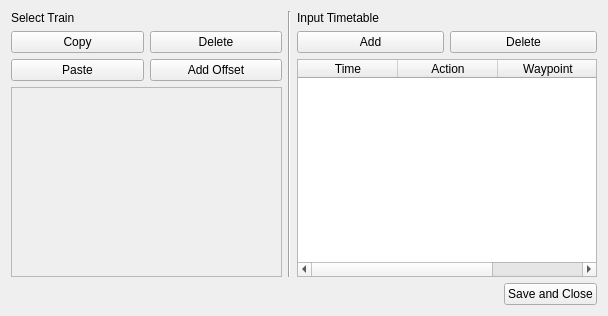
Above: SignallingSimulator/timetableEditor.ui from Apeami/SignallingSimulator before the change. Below: the same form after it.
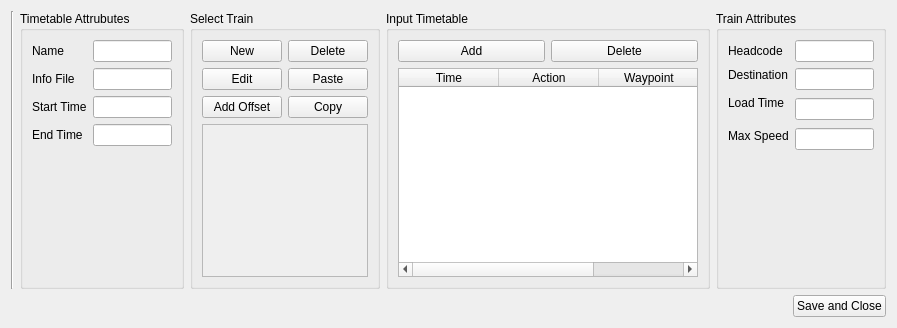
That is the form after the change.

Commit message: Progress on timetable and map editor

Diff of the .ui file:
```diff
--- a/SignallingSimulator/timetableEditor.ui
+++ b/SignallingSimulator/timetableEditor.ui
@@ -6,8 +6,8 @@
    <rect>
     <x>0</x>
     <y>0</y>
-    <width>608</width>
-    <height>316</height>
+    <width>897</width>
+    <height>328</height>
    </rect>
   </property>
   <property name="windowTitle">
@@ -17,20 +17,86 @@
    <item>
     <layout class="QHBoxLayout" name="horizontalLayout_3">
      <item>
-      <layout class="QVBoxLayout" name="verticalLayout_2">
+      <widget class="Line" name="line">
+       <property name="orientation">
+        <enum>Qt::Vertical</enum>
+       </property>
+      </widget>
+     </item>
        <item>
+      <widget class="QGroupBox" name="groupBox_3">
+       <property name="title">
+        <string>Timetable Attrubutes</string>
+       </property>
+       <layout class="QGridLayout" name="gridLayout_2">
+        <item row="2" column="2">
+         <widget class="QLineEdit" name="lineEdit_3"/>
+        </item>
+        <item row="0" column="2">
+         <widget class="QLineEdit" name="lineEdit"/>
+        </item>
+        <item row="0" column="0">
         <widget class="QLabel" name="label">
          <property name="text">
+           <string>Name</string>
+          </property>
+         </widget>
+        </item>
+        <item row="1" column="2">
+         <widget class="QLineEdit" name="lineEdit_2"/>
+        </item>
+        <item row="3" column="2">
+         <widget class="QLineEdit" name="lineEdit_4"/>
+        </item>
+        <item row="3" column="0">
+         <widget class="QLabel" name="label_4">
+          <property name="text">
+           <string>End Time</string>
+          </property>
+         </widget>
+        </item>
+        <item row="1" column="0">
+         <widget class="QLabel" name="label_2">
+          <property name="text">
+           <string>Info File</string>
+          </property>
+         </widget>
+        </item>
+        <item row="2" column="0">
+         <widget class="QLabel" name="label_3">
+          <property name="text">
+           <string>Start Time</string>
+          </property>
+         </widget>
+        </item>
+        <item row="4" column="0">
+         <spacer name="verticalSpacer">
+          <property name="orientation">
+           <enum>Qt::Vertical</enum>
+          </property>
+          <property name="sizeHint" stdset="0">
+           <size>
+            <width>20</width>
+            <height>40</height>
+           </size>
+          </property>
+         </spacer>
+        </item>
+       </layout>
+      </widget>
+     </item>
+     <item>
+      <widget class="QGroupBox" name="groupBox">
+       <property name="title">
           <string>Select Train</string>
          </property>
-        </widget>
-       </item>
+       <layout class="QVBoxLayout" name="verticalLayout_2">
        <item>
         <layout class="QGridLayout" name="gridLayout">
          <item row="0" column="0">
-          <widget class="QPushButton" name="CopyTrainButton">
+           <widget class="QPushButton" name="NewTrainButton">
            <property name="text">
-            <string>Copy</string>
+             <string>New</string>
            </property>
           </widget>
          </item>
@@ -42,23 +108,43 @@
           </widget>
          </item>
          <item row="1" column="2">
-          <widget class="QPushButton" name="AddOffsetButton">
-           <property name="text">
-            <string>Add Offset</string>
-           </property>
-          </widget>
-         </item>
-         <item row="1" column="0">
           <widget class="QPushButton" name="PasteTrainButton">
            <property name="text">
             <string>Paste</string>
            </property>
           </widget>
          </item>
+          <item row="2" column="0">
+           <widget class="QPushButton" name="AddOffsetButton">
+            <property name="text">
+             <string>Add Offset</string>
+            </property>
+           </widget>
+          </item>
+          <item row="2" column="2">
+           <widget class="QPushButton" name="CopyTrainButton">
+            <property name="text">
+             <string>Copy</string>
+            </property>
+           </widget>
+          </item>
+          <item row="1" column="0">
+           <widget class="QPushButton" name="EditTrainButton">
+            <property name="text">
+             <string>Edit</string>
+            </property>
+           </widget>
+          </item>
         </layout>
        </item>
        <item>
         <widget class="QScrollArea" name="TrainScrollArea">
+          <property name="sizePolicy">
+           <sizepolicy hsizetype="Preferred" vsizetype="Expanding">
+            <horstretch>0</horstretch>
+            <verstretch>0</verstretch>
+           </sizepolicy>
+          </property>
          <property name="widgetResizable">
           <bool>true</bool>
          </property>
@@ -67,32 +153,23 @@
            <rect>
             <x>0</x>
             <y>0</y>
-            <width>267</width>
-            <height>164</height>
-           </rect>
-          </property>
-          <layout class="QVBoxLayout" name="verticalLayout_4"/>
+             <width>177</width>
+             <height>130</height>
+            </rect>
+           </property>
+           <layout class="QVBoxLayout" name="ScrollAreaLayout"/>
          </widget>
         </widget>
        </item>
       </layout>
-     </item>
-     <item>
-      <widget class="Line" name="line">
-       <property name="orientation">
-        <enum>Qt::Vertical</enum>
-       </property>
       </widget>
      </item>
      <item>
-      <layout class="QVBoxLayout" name="verticalLayout">
-       <item>
-        <widget class="QLabel" name="label_2">
-         <property name="text">
+      <widget class="QGroupBox" name="groupBox_2">
+       <property name="title">
           <string>Input Timetable</string>
          </property>
-        </widget>
-       </item>
+       <layout class="QVBoxLayout" name="verticalLayout_4">
        <item>
         <layout class="QHBoxLayout" name="horizontalLayout_2">
          <item>
@@ -137,6 +214,69 @@
         </widget>
        </item>
       </layout>
+      </widget>
+     </item>
+     <item>
+      <widget class="QGroupBox" name="groupBox_4">
+       <property name="title">
+        <string>Train Attributes</string>
+       </property>
+       <layout class="QGridLayout" name="gridLayout_3">
+        <item row="3" column="0">
+         <widget class="QLabel" name="label_8">
+          <property name="text">
+           <string>Load Time</string>
+          </property>
+         </widget>
+        </item>
+        <item row="0" column="1">
+         <widget class="QLineEdit" name="lineEdit_5"/>
+        </item>
+        <item row="3" column="1" rowspan="3">
+         <widget class="QLineEdit" name="lineEdit_8"/>
+        </item>
+        <item row="0" column="0">
+         <widget class="QLabel" name="label_5">
+          <property name="text">
+           <string>Headcode</string>
+          </property>
+         </widget>
+        </item>
+        <item row="1" column="1" rowspan="2">
+         <widget class="QLineEdit" name="lineEdit_7"/>
+        </item>
+        <item row="7" column="0">
+         <spacer name="verticalSpacer_2">
+          <property name="orientation">
+           <enum>Qt::Vertical</enum>
+          </property>
+          <property name="sizeHint" stdset="0">
+           <size>
+            <width>20</width>
+            <height>40</height>
+           </size>
+          </property>
+         </spacer>
+        </item>
+        <item row="6" column="1">
+         <widget class="QLineEdit" name="lineEdit_6"/>
+        </item>
+        <item row="1" column="0">
+         <widget class="QLabel" name="label_7">
+          <property name="text">
+           <string>Destination</string>
+          </property>
+         </widget>
+        </item>
+        <item row="5" column="0" rowspan="2">
+         <widget class="QLabel" name="label_6">
+          <property name="text">
+           <string>Max Speed</string>
+          </property>
+         </widget>
+        </item>
+       </layout>
+      </widget>
      </item>
     </layout>
    </item>
```
Lines whose indentation alone changed are shown as unchanged. The commit also changes 11 other files.
